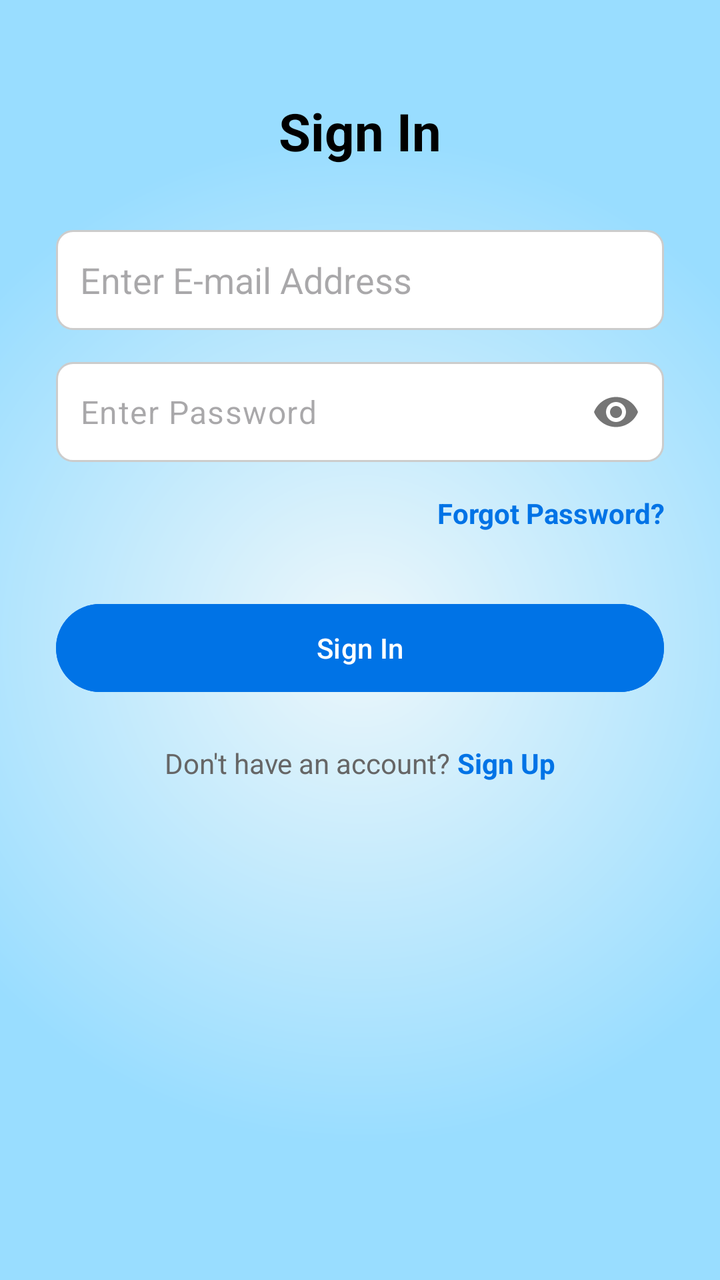
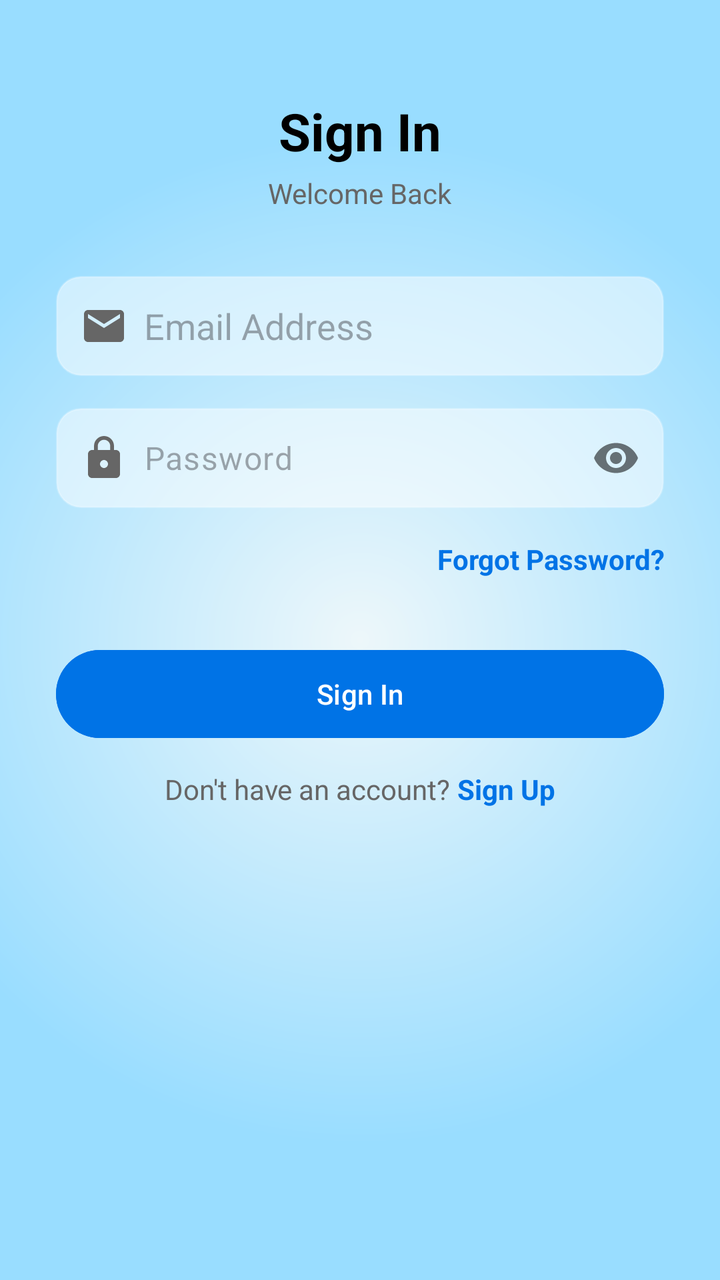

Two renders of the same Android screen: before a commit and after it. Below are the layout's source before the change and the commit's diff.
<!-- AndroidManifest.xml: application theme Theme.AspirePath -->
<!-- res/layout/activity_sign_in.xml -->
<?xml version="1.0" encoding="utf-8"?>
<ScrollView xmlns:android="http://schemas.android.com/apk/res/android"
    xmlns:app="http://schemas.android.com/apk/res-auto"
    xmlns:tools="http://schemas.android.com/tools"
    android:layout_width="match_parent"
    android:layout_height="match_parent"
    android:background="@drawable/gradient_bg"
    tools:context=".SignInActivity">

    <LinearLayout
        android:layout_width="match_parent"
        android:layout_height="wrap_content"
        android:orientation="vertical"
        android:padding="28dp">

        <TextView
            android:layout_width="wrap_content"
            android:layout_height="wrap_content"
            android:layout_gravity="center_horizontal"
            android:layout_marginTop="20dp"
            android:text="Sign In"
            android:textColor="@android:color/black"
            android:textSize="26sp"
            android:textStyle="bold" />

        <EditText
            android:id="@+id/etEmail"
            android:layout_width="match_parent"
            android:layout_height="50dp"
            android:layout_marginTop="32dp"
            android:background="@drawable/edit_text_background_rounded"
            android:hint="Enter E-mail Address"
            android:inputType="textEmailAddress"
            android:padding="12dp" />

        <com.google.android.material.textfield.TextInputLayout
            android:layout_width="match_parent"
            android:layout_height="wrap_content"
            android:layout_marginTop="16dp"
            app:hintEnabled="false"
            app:passwordToggleEnabled="true">

            <com.google.android.material.textfield.TextInputEditText
                android:id="@+id/etPassword"
                android:layout_width="match_parent"
                android:layout_height="50dp"
                android:background="@drawable/edit_text_background_rounded"
                android:hint="Enter Password"
                android:inputType="textPassword"
                android:padding="12dp" />
        </com.google.android.material.textfield.TextInputLayout>

        <LinearLayout
            android:layout_width="match_parent"
            android:layout_height="wrap_content"
            android:layout_marginTop="16dp"
            android:gravity="center_vertical"
            android:orientation="horizontal">

            <TextView
                android:id="@+id/tvForgotPassword"
                android:layout_width="0dp"
                android:layout_height="wrap_content"
                android:layout_weight="1"
                android:gravity="end"
                android:text="Forgot Password?"
                android:textColor="#0073e6"
                android:textStyle="bold" />
        </LinearLayout>

        <Button
            android:id="@+id/btnSignIn"
            android:layout_width="match_parent"
            android:layout_height="52dp"
            android:layout_marginTop="32dp"
            android:backgroundTint="#0073e6"
            android:text="Sign In"
            android:textAllCaps="false"
            android:textColor="#FFFFFF"
            app:cornerRadius="26dp" />

        <LinearLayout
            android:layout_width="wrap_content"
            android:layout_height="wrap_content"
            android:layout_gravity="center_horizontal"
            android:layout_marginTop="22dp"
            android:orientation="horizontal">

            <TextView
                android:layout_width="wrap_content"
                android:layout_height="wrap_content"
                android:text="Don't have an account? "
                android:textColor="#666" />

            <TextView
                android:id="@+id/tvSignUp"
                android:layout_width="wrap_content"
                android:layout_height="wrap_content"
                android:text="Sign Up"
                android:textColor="#0073e6"
                android:textStyle="bold" />
        </LinearLayout>

    </LinearLayout>
</ScrollView>
<!-- resources referenced by this layout -->
<resources>
  <!-- drawable edit_text_background_rounded (drawable) -->
  <?xml version="1.0" encoding="utf-8"?>
  <shape xmlns:android="http://schemas.android.com/apk/res/android"
      android:shape="rectangle">
      <solid android:color="@android:color/white" />
      <corners android:radius="8dp" />
      <stroke
          android:width="1dp"
          android:color="#CCCCCC" />
  </shape>
  <!-- drawable gradient_bg (drawable) -->
  <?xml version="1.0" encoding="utf-8"?>
  <shape xmlns:android="http://schemas.android.com/apk/res/android"
      android:shape="rectangle">
      <gradient
          android:startColor="#edf7fa"
          android:endColor="#99ddff"
          android:gradientRadius="70%p"
          android:type="radial"
          android:centerX="0.5"
          android:centerY="0.5"
          android:dither="true" />
  </shape>
  <style name="Theme.AspirePath" parent="Base.Theme.AspirePath" />
  <style name="Base.Theme.AspirePath" parent="Theme.Material3.DayNight.NoActionBar">
          
          <item name="colorPrimary">@color/blue</item>
          <item name="colorPrimaryVariant">#0073e6</item>
          <item name="colorOnPrimary">@color/white</item>
          <item name="android:statusBarColor">#0073e6</item>
          
      </style>
  <color name="blue">#1C4195</color>
  <color name="white">#FFFFFFFF</color>
</resources>

<!-- the commit's change to res/layout/activity_sign_in.xml (unified diff, before → after) -->
@@ -23,32 +23,54 @@
             android:textSize="26sp"
             android:textStyle="bold" />
 
+        <TextView
+            android:layout_width="wrap_content"
+            android:layout_height="wrap_content"
+            android:layout_gravity="center_horizontal"
+            android:layout_marginTop="4dp"
+            android:text="Welcome Back"
+            android:textColor="#666666"
+            android:textSize="14sp" />
+
         <EditText
             android:id="@+id/etEmail"
             android:layout_width="match_parent"
             android:layout_height="50dp"
             android:layout_marginTop="32dp"
-            android:background="@drawable/edit_text_background_rounded"
-            android:hint="Enter E-mail Address"
+            android:background="@drawable/edit_text_background_transparent"
+            android:hint="Email Address"
             android:inputType="textEmailAddress"
-            android:padding="12dp" />
+            android:padding="12dp"
+            android:drawableStart="@drawable/ic_email"
+            android:drawablePadding="8dp" />
 
-        <com.google.android.material.textfield.TextInputLayout
+        
+        <RelativeLayout
             android:layout_width="match_parent"
-            android:layout_height="wrap_content"
-            android:layout_marginTop="16dp"
-            app:hintEnabled="false"
-            app:passwordToggleEnabled="true">
+            android:layout_height="50dp"
+            android:layout_marginTop="16dp">
+
+            <com.google.android.material.textfield.TextInputLayout
+                android:layout_width="match_parent"
+                android:layout_height="wrap_content"
+                app:hintEnabled="false"
+                app:passwordToggleEnabled="true">
 
             <com.google.android.material.textfield.TextInputEditText
                 android:id="@+id/etPassword"
                 android:layout_width="match_parent"
                 android:layout_height="50dp"
-                android:background="@drawable/edit_text_background_rounded"
-                android:hint="Enter Password"
+                android:background="@drawable/edit_text_background_transparent"
+                android:hint="Password"
                 android:inputType="textPassword"
-                android:padding="12dp" />
-        </com.google.android.material.textfield.TextInputLayout>
+                android:padding="12dp"
+                android:drawableStart="@drawable/ic_lock"
+                android:drawablePadding="8dp"
+                android:paddingEnd="45dp" />
+            </com.google.android.material.textfield.TextInputLayout>
+
+
+        </RelativeLayout>
 
         <LinearLayout
             android:layout_width="match_parent"
@@ -83,7 +105,7 @@
             android:layout_width="wrap_content"
             android:layout_height="wrap_content"
             android:layout_gravity="center_horizontal"
-            android:layout_marginTop="22dp"
+            android:layout_marginTop="12dp"
             android:orientation="horizontal">
 
             <TextView
<!-- resource entries referenced after the edit -->
@@ -1,14 +1,14 @@
 <!-- resources referenced by this layout -->
 <resources>
-  <!-- drawable edit_text_background_rounded (drawable) -->
+  <!-- drawable edit_text_background_transparent (drawable) -->
   <?xml version="1.0" encoding="utf-8"?>
   <shape xmlns:android="http://schemas.android.com/apk/res/android"
       android:shape="rectangle">
-      <solid android:color="@android:color/white" />
-      <corners android:radius="8dp" />
+      <solid android:color="#80FFFFFF" />
+      <corners android:radius="12dp" />
       <stroke
           android:width="1dp"
-          android:color="#CCCCCC" />
+          android:color="#40FFFFFF" />
   </shape>
   <!-- drawable gradient_bg (drawable) -->
   <?xml version="1.0" encoding="utf-8"?>
@@ -23,6 +23,30 @@
           android:centerY="0.5"
           android:dither="true" />
   </shape>
+  <!-- drawable ic_email (drawable) -->
+  <?xml version="1.0" encoding="utf-8"?>
+  <vector xmlns:android="http://schemas.android.com/apk/res/android"
+      android:width="24dp"
+      android:height="24dp"
+      android:viewportWidth="24"
+      android:viewportHeight="24"
+      android:tint="#666666">
+      <path
+          android:fillColor="@android:color/white"
+          android:pathData="M20,4L4,4c-1.1,0 -1.99,0.9 -1.99,2L2,18c0,1.1 0.9,2 2,2h16c1.1,0 2,-0.9 2,-2L22,6c0,-1.1 -0.9,-2 -2,-2zM20,8l-8,5 -8,-5L4,6l8,5 8,-5v2z"/>
+  </vector>
+  <!-- drawable ic_lock (drawable) -->
+  <?xml version="1.0" encoding="utf-8"?>
+  <vector xmlns:android="http://schemas.android.com/apk/res/android"
+      android:width="24dp"
+      android:height="24dp"
+      android:viewportWidth="24"
+      android:viewportHeight="24"
+      android:tint="#666666">
+      <path
+          android:fillColor="@android:color/white"
+          android:pathData="M18,8h-1L17,6c0,-2.76 -2.24,-5 -5,-5S7,3.24 7,6v2L6,8c-1.1,0 -2,0.9 -2,2v10c0,1.1 0.9,2 2,2h12c1.1,0 2,-0.9 2,-2L20,10c0,-1.1 -0.9,-2 -2,-2zM12,17c-1.1,0 -2,-0.9 -2,-2s0.9,-2 2,-2 2,0.9 2,2 -0.9,2 -2,2zM15.1,8L8.9,8L8.9,6c0,-1.71 1.39,-3.1 3.1,-3.1 1.71,0 3.1,1.39 3.1,3.1v2z"/>
+  </vector>
   <style name="Theme.AspirePath" parent="Base.Theme.AspirePath" />
   <style name="Base.Theme.AspirePath" parent="Theme.Material3.DayNight.NoActionBar">
           
